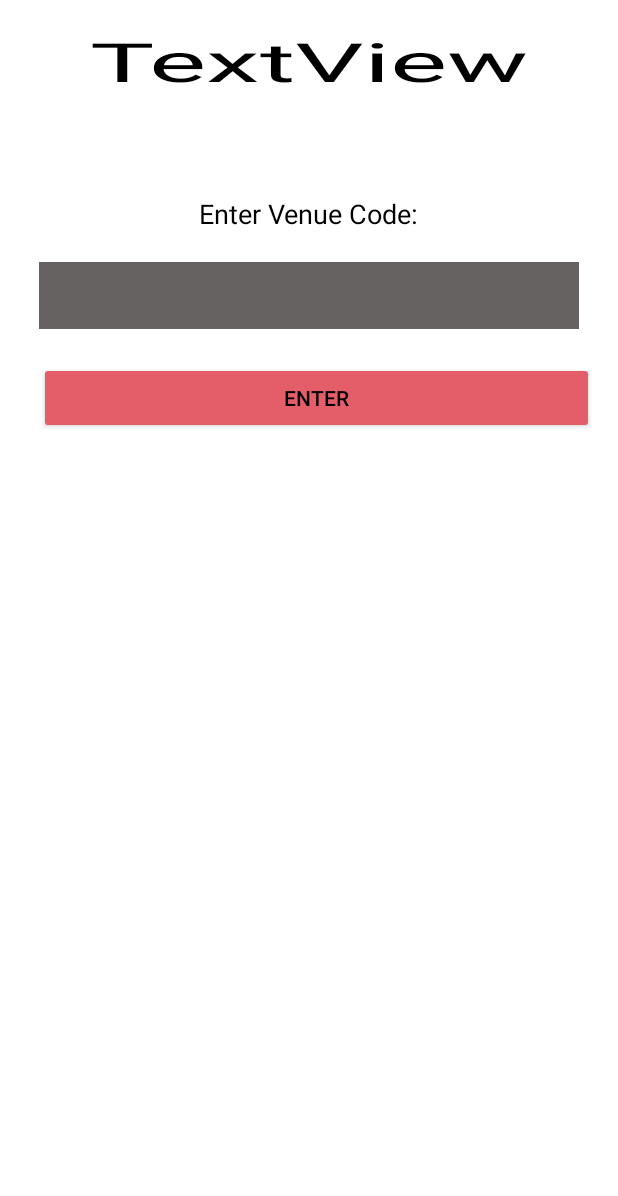
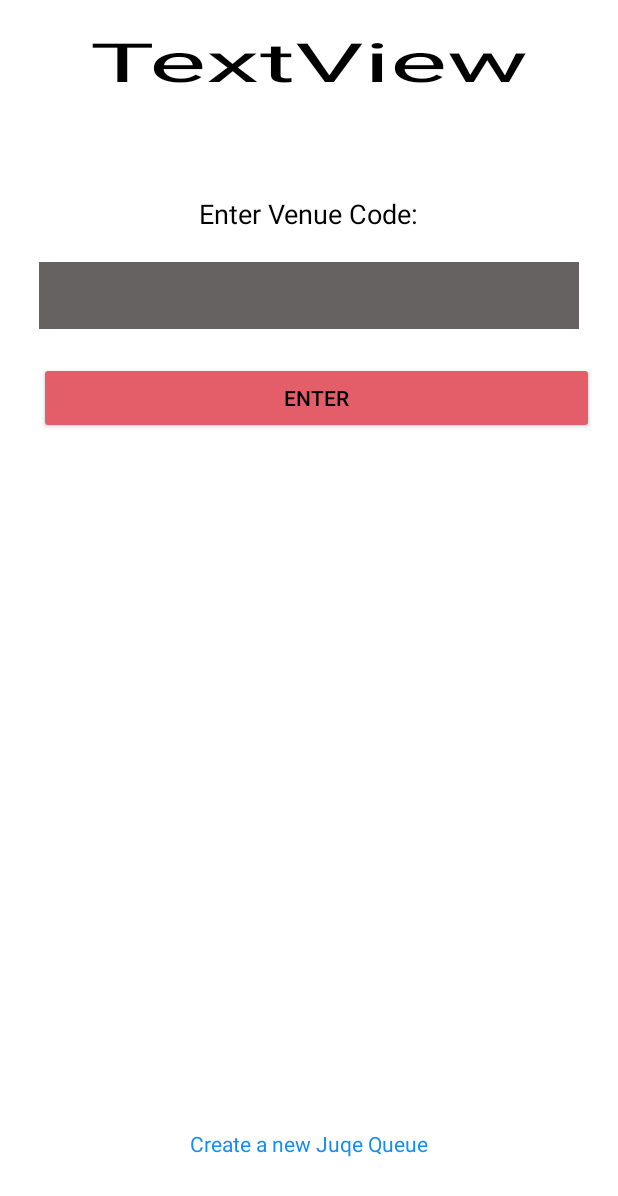
Before and after one commit to JUQE/HackEd2017, an Android app: the screen it shows after launch (CodeActivity), on a phone screen of 412 x 824 dp. Shown: the top 1196 px of the screen. Run offline under Robolectric (Android 15) with nearby library versions, the phone set to English and light mode, and no system bars.

Commit message:
fixed color stuff

```diff
--- a/app/src/main/java/com/example/brianofrim/juqe/UserView.java
+++ b/app/src/main/java/com/example/brianofrim/juqe/UserView.java
@@ -41,6 +41,8 @@ public class UserView extends Activity {
     protected void onStart() {
         // TODO Auto-generated method stub
         super.onStart();
+        Song newSong = new Song("Mr. Brightside", "The Killers", "aadghghj41203498", 0);
+        songArray.add(newSong);
         songAdapter = new SongListAdapter(this, songArray);
         songList.setAdapter(songAdapter);
     }
--- a/app/src/main/res/layout/activity_code.xml
+++ b/app/src/main/res/layout/activity_code.xml
@@ -61,4 +61,14 @@
         android:layout_alignParentEnd="true"
         android:layout_alignStart="@+id/code_edit_text" />
 
+    <TextView
+        android:text="Create a new Juqe Queue"
+        android:layout_width="wrap_content"
+        android:layout_height="wrap_content"
+        android:layout_alignParentBottom="true"
+        android:layout_centerHorizontal="true"
+        android:layout_marginBottom="36dp"
+        android:id="@+id/createVenue"
+        android:textColor="@color/linkcolor" />
+
 </RelativeLayout>
--- a/app/src/main/res/layout/song_list_item.xml
+++ b/app/src/main/res/layout/song_list_item.xml
@@ -12,6 +12,7 @@
         android:layout_centerVertical="true"
         android:layout_alignParentLeft="true"
         android:paddingLeft="8dp"
+        android:textColor="@color/black"
         android:textSize="18sp"
         android:textStyle="bold" />
 
@@ -22,6 +23,7 @@
         android:layout_centerVertical="true"
         android:layout_alignParentLeft="true"
         android:paddingLeft="8dp"
+        android:textColor="@color/black"
         android:textSize="18sp"
         android:textStyle="bold" />
 
--- a/app/src/main/res/values/colors.xml
+++ b/app/src/main/res/values/colors.xml
@@ -15,4 +15,5 @@
     <color name="uncompleted">#CF9CD6</color>
     <color name="colorAccent">#e2e1e1</color>
     <color name="fieldcolor">#FF666262</color>
+    <color name="linkcolor">#158df1</color>
 </resources>
--- a/app/src/main/res/values/styles.xml
+++ b/app/src/main/res/values/styles.xml
@@ -10,6 +10,7 @@
         <item name="android:colorBackground">@color/background_material_dark</item>
         <item name="android:textColorPrimary">@color/black</item>
         <item name="android:textColorSecondary">@color/black</item>
+        <item name="android:textColorTertiary">@color/black</item>
         <item name="android:colorForeground">@color/foreground_material_dark</item>
         <item name="android:textColorSecondaryInverse">@color/black</item>
     </style>
```
